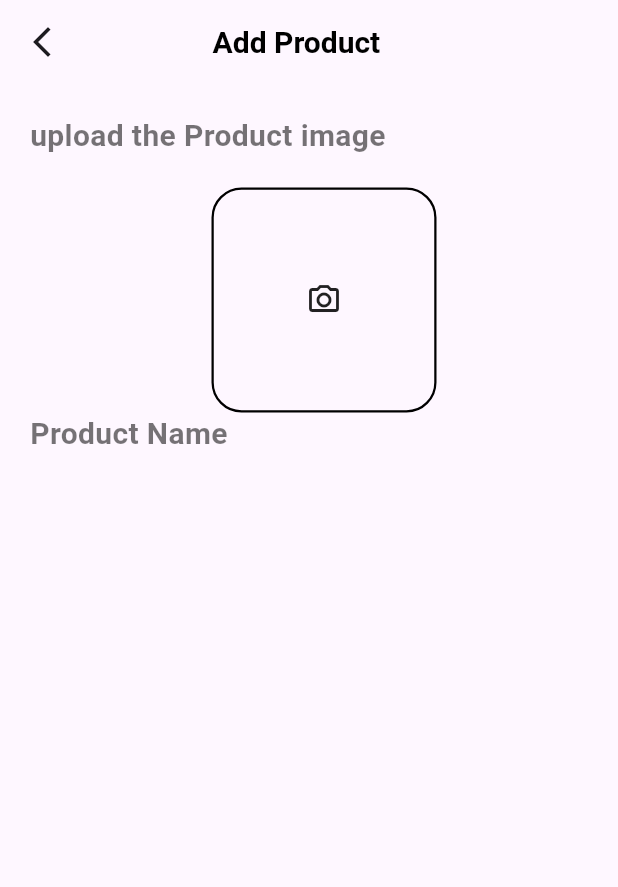
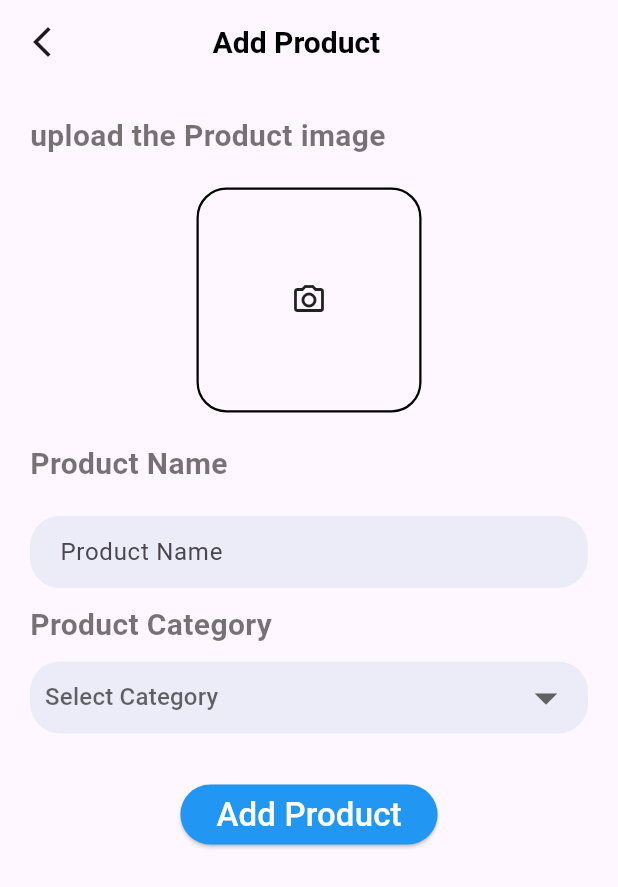
Before and after one commit to Adarshshrivastav991/food-app, a Flutter app: the screen it shows after launch, on a phone screen of 412 x 824 dp. Shown: the top 887 px of the screen. Run offline on Flutter 3.47's test engine with Material 3 defaults, Android fonts, the phone set to English and light mode, and no system bars; our stand-ins replace cloud_firestore, curved_navigation_bar, firebase_auth, firebase_core, firebase_storage, image_picker and 2 more; accounts and stored records are empty.

Commit message:
add product with firebase storage

```diff
--- a/app/lib/Admain/add_product.dart
+++ b/app/lib/Admain/add_product.dart
@@ -1,4 +1,9 @@
+import 'dart:io';
+import 'package:firebase_storage/firebase_storage.dart';
 import 'package:flutter/material.dart';
+import 'package:image_picker/image_picker.dart';
+import 'package:random_string/random_string.dart';
+import '../services/database.dart';
 import '../widget/support_widget.dart';
 
 class AddProduct extends StatefulWidget {
@@ -9,6 +14,40 @@ class AddProduct extends StatefulWidget {
 }
 
 class _AddProductState extends State<AddProduct> {
+  final ImagePicker _picker = ImagePicker();
+  File? selectedImage;
+  TextEditingController nameController=new TextEditingController();
+  Future getImage() async {
+    var image = await _picker.pickImage(source: ImageSource.gallery);
+    selectedImage=File(image!.path);
+
+  }
+  Future getCameraImage() async {
+    var image = await _picker.pickImage(source: ImageSource.camera);
+    selectedImage=File(image!.path);
+    setState(() {});
+  }
+  uploadItem() async {
+    if(selectedImage!=null && nameController.text!=""){
+      String addId= randomAlphaNumeric(10);
+      Reference firebaseStorageRef = FirebaseStorage.instance.ref().child("blogImage").child(addId);
+      final UploadTask uploadTask = firebaseStorageRef.putFile(selectedImage!);
+      var dowloadUrl= await (await uploadTask).ref.getDownloadURL();
+      Map<String,dynamic> addProduct={
+        "Name":nameController.text,
+        "Image":dowloadUrl,
+      };
+      await DatabaseMethods().addProduct(addProduct, value!).then((value){
+        selectedImage=null;
+        nameController.text="";
+        ScaffoldMessenger.of(context).showSnackBar(SnackBar(
+            backgroundColor : Colors.red,
+            content: Text("Product added successfully",style: TextStyle(fontSize: 20.0),)));
+      });
+    }
+  }
+  String? value;
+  final List<String> categoryitems = ['Watch', 'Laptop', 'Tv', 'Headphone'];
   @override
   Widget build(BuildContext context) {
     return Scaffold(
@@ -26,7 +65,7 @@ class _AddProductState extends State<AddProduct> {
         ),
       ),
       body: Container(
-        margin: EdgeInsets.only(left: 20.0, top: 20.0),
+        margin: EdgeInsets.only(left: 20.0, top: 20.0, right: 20.0),
         child: Column(
           crossAxisAlignment: CrossAxisAlignment.start,
           children: [
@@ -34,21 +73,107 @@ class _AddProductState extends State<AddProduct> {
               "upload the Product image ",
               style: AppWidget.lightTextFeildStyle(),
             ),
-            SizedBox(height: 20.0,),
-            Center(
+            SizedBox(height: 20.0),
+            selectedImage==null?GestureDetector(
+              onTap: (){
+                getImage();
+              },
+              child: Center(
                 child: Container(
                   height: 150,
                   width: 150,
                   decoration: BoxDecoration(
-                  border: Border.all(color: Colors.black,width: 1.5),borderRadius: BorderRadius.circular(20)
-
+                    border: Border.all(color: Colors.black, width: 1.5),
+                    borderRadius: BorderRadius.circular(20),
                   ),
                   child: Icon(Icons.camera_alt_outlined),
                 ),
               ),
-            Text(
-              "Product Name",
+            ):Center(
+              child: Material(
+                elevation: 4.0,
+                borderRadius: BorderRadius.circular(20.0),
+                child:  Container(
+                  height: 150,
+                  width: 150,
+                  decoration: BoxDecoration(
+                    border: Border.all(color: Colors.black, width: 1.5),
+                    borderRadius: BorderRadius.circular(20),
+                  ),
+                  child: ClipRRect(
+                      borderRadius: BorderRadius.circular(20.0),
+                      child: Image.file(selectedImage!, fit: BoxFit.cover)),
+                ),
+              ),
+            ),
+            SizedBox(height: 20.0),
+            Text("Product Name", style: AppWidget.lightTextFeildStyle()),
+            SizedBox(height: 20.0),
+            Container(
+              padding: EdgeInsets.symmetric(horizontal: 20.0),
+              width: MediaQuery.of(context).size.width,
+              decoration: BoxDecoration(
+                color: Color(0xFFececf8),
+                borderRadius: BorderRadius.circular(20.0),
+              ),
+              child: TextField(
+                controller: nameController,
+                decoration: InputDecoration(
+                  border: InputBorder.none,
+                  hintText: "Product Name",
+                ),
+              ),
+            ),
+            SizedBox(height: 10.0),
+            Text("Product Category", style: AppWidget.lightTextFeildStyle()),
+            SizedBox(height: 10.0),
+            Container(
+              padding: EdgeInsets.symmetric(horizontal: 10.0),
+              width: MediaQuery.of(context).size.width,
+              decoration: BoxDecoration(
+                color: Color(0xFFececf8),
+                borderRadius: BorderRadius.circular(20.0),
+              ),
+              child: DropdownButtonHideUnderline(
+                child: DropdownButton<String>(
+                  items:
+                      categoryitems
+                          .map(
+                            (item) => DropdownMenuItem(
+                              value: item,
+                              child: Text(
+                                item,
                                 style: AppWidget.lightTextFeildStyle(),
+                              ),
+                            ),
+                          )
+                          .toList(),
+                  onChanged:
+                      ((value) => setState(() {
+                        this.value = value;
+                      })),
+                  dropdownColor: Colors.white,
+                  hint: Text("Select Category"),
+                  iconSize: 36,
+                  icon: Icon(Icons.arrow_drop_down),
+                  value: value,
+                ),
+              ),
+            ),
+            SizedBox(height: 30.0),
+            Center(
+              child: ElevatedButton(
+                onPressed: () {
+                  uploadItem();
+                },
+                style: ElevatedButton.styleFrom(
+                  backgroundColor: Colors.blue,),
+                child: Text(
+                  "Add Product",
+                  style: TextStyle(fontSize: 22.0, color: Colors.white),
+                ),
+
+              ),
             ),
           ],
         ),
--- a/app/pubspec.yaml
+++ b/app/pubspec.yaml
@@ -40,6 +40,8 @@ dependencies:
   firebase_auth: ^5.5.3
   random_string: ^2.3.1
   shared_preferences: ^2.5.3
+  image_picker: ^1.1.2
+  firebase_storage: ^12.4.5
 
 dev_dependencies:
   flutter_test:
```
Also changed, not shown: app/lib/services/database.dart (+11 -3 lines), app/pubspec.lock, 5 other files. Lines whose indentation alone changed are shown as unchanged.
